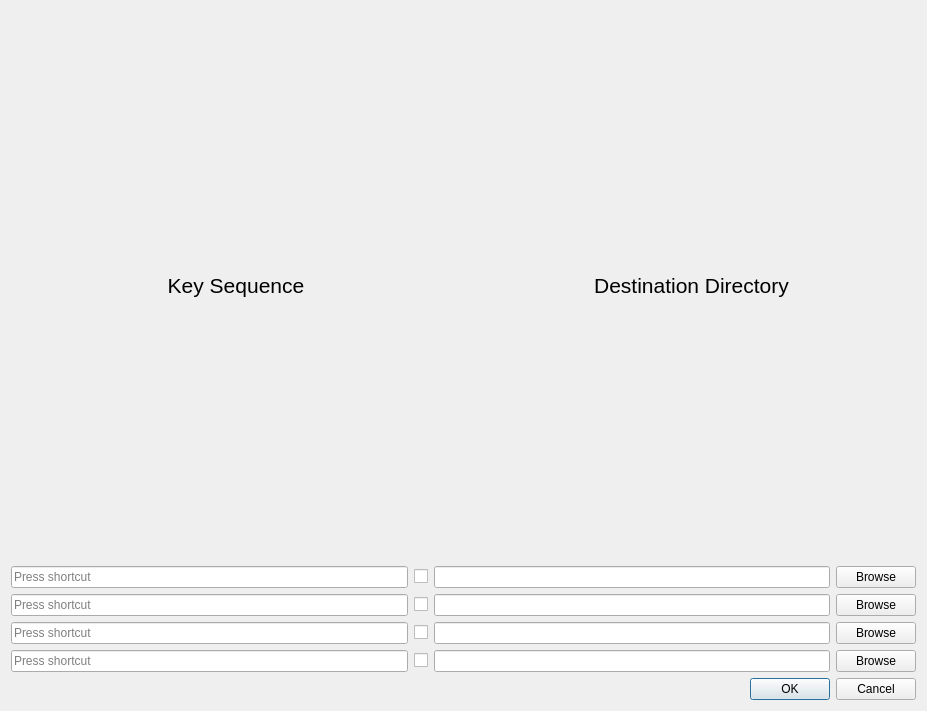
This is FileOperationConfig.ui in derselbst/ANPV as Qt 5 draws it before an edit. The edited form follows.
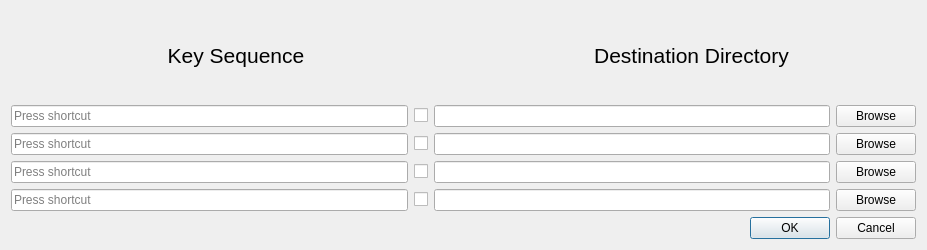
This is the edited form.

The edit to the form file:
```diff
--- a/FileOperationConfig.ui
+++ b/FileOperationConfig.ui
@@ -7,9 +7,15 @@
     <x>0</x>
     <y>0</y>
     <width>927</width>
-    <height>711</height>
+    <height>250</height>
    </rect>
   </property>
+  <property name="sizePolicy">
+   <sizepolicy hsizetype="Preferred" vsizetype="Preferred">
+    <horstretch>0</horstretch>
+    <verstretch>0</verstretch>
+   </sizepolicy>
+  </property>
   <property name="windowTitle">
    <string>File Move/Copy Configure Dialog</string>
   </property>
```
Left out of the diff: 63 changed lines with no effect on the pictures.
